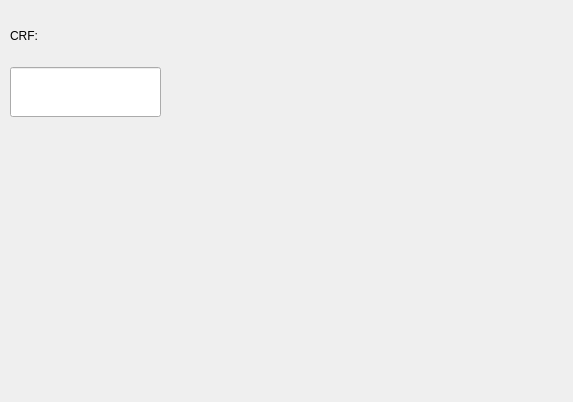
Before: the Qt Designer form codec-preview/commonparameterswidget.ui in pszopinski/codec-preview, drawn with Qt 5.
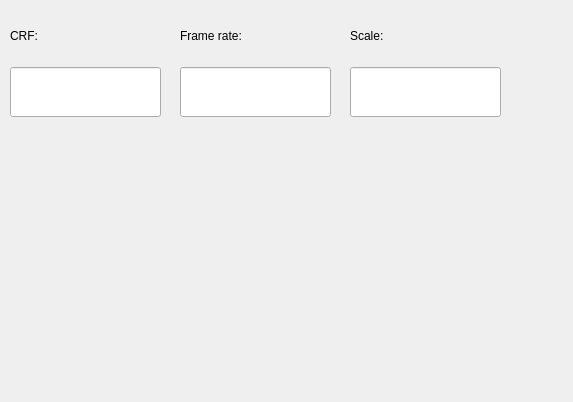
After: the same form once the commit is applied.

```diff
--- a/codec-preview/commonparameterswidget.ui
+++ b/codec-preview/commonparameterswidget.ui
@@ -48,6 +48,76 @@
     </item>
    </layout>
   </widget>
+  <widget class="QWidget" name="layoutWidget_2">
+   <property name="geometry">
+    <rect>
+     <x>180</x>
+     <y>10</y>
+     <width>151</width>
+     <height>107</height>
+    </rect>
+   </property>
+   <layout class="QVBoxLayout" name="verticalLayout_4">
+    <item>
+     <widget class="QLabel" name="label_2">
+      <property name="minimumSize">
+       <size>
+        <width>0</width>
+        <height>50</height>
+       </size>
+      </property>
+      <property name="text">
+       <string>Frame rate:</string>
+      </property>
+     </widget>
+    </item>
+    <item>
+     <widget class="QLineEdit" name="frameRate">
+      <property name="minimumSize">
+       <size>
+        <width>0</width>
+        <height>50</height>
+       </size>
+      </property>
+     </widget>
+    </item>
+   </layout>
+  </widget>
+  <widget class="QWidget" name="layoutWidget_3">
+   <property name="geometry">
+    <rect>
+     <x>350</x>
+     <y>10</y>
+     <width>151</width>
+     <height>107</height>
+    </rect>
+   </property>
+   <layout class="QVBoxLayout" name="verticalLayout_5">
+    <item>
+     <widget class="QLabel" name="label_3">
+      <property name="minimumSize">
+       <size>
+        <width>0</width>
+        <height>50</height>
+       </size>
+      </property>
+      <property name="text">
+       <string>Scale:</string>
+      </property>
+     </widget>
+    </item>
+    <item>
+     <widget class="QLineEdit" name="scale">
+      <property name="minimumSize">
+       <size>
+        <width>0</width>
+        <height>50</height>
+       </size>
+      </property>
+     </widget>
+    </item>
+   </layout>
+  </widget>
  </widget>
  <resources/>
  <connections/>
```
